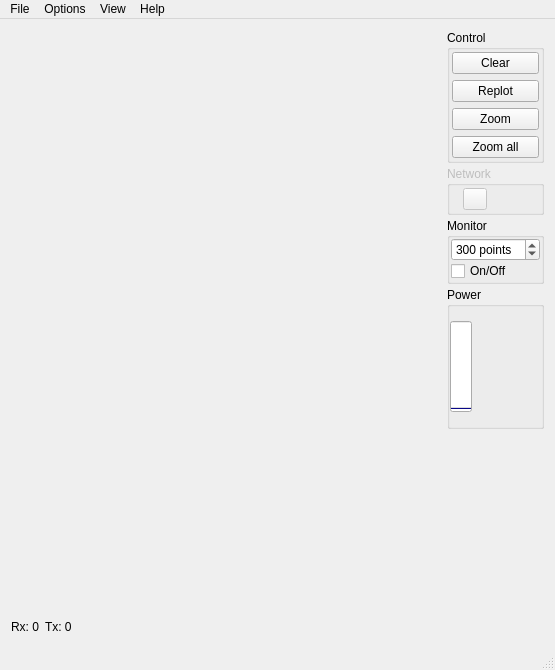
Qt form src/qlabnetview/mainwindow.ui (uazure/qlabnetview) before a commit.
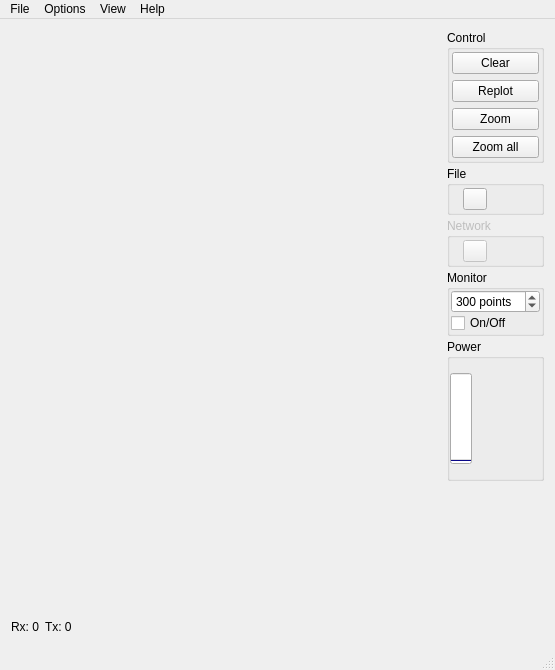
The same form after that commit. Icons and pictures are not drawn.

The edit to the form file:
```diff
--- a/src/qlabnetview/mainwindow.ui
+++ b/src/qlabnetview/mainwindow.ui
@@ -76,6 +76,61 @@
         </layout>
        </widget>
       </item>
+      <item>
+       <widget class="QGroupBox" name="groupBox_2">
+        <property name="title">
+         <string>File</string>
+        </property>
+        <layout class="QHBoxLayout" name="horizontalLayout_3">
+         <property name="margin">
+          <number>2</number>
+         </property>
+         <item>
+          <layout class="QHBoxLayout" name="horizontalLayout_4">
+           <item>
+            <widget class="QPushButton" name="pushButton">
+             <property name="maximumSize">
+              <size>
+               <width>24</width>
+               <height>24</height>
+              </size>
+             </property>
+             <property name="text">
+              <string/>
+             </property>
+             <property name="icon">
+              <iconset resource="../../icons.qrc">
+               <normaloff>:/icons/refresh</normaloff>:/icons/refresh</iconset>
+             </property>
+             <property name="iconSize">
+              <size>
+               <width>16</width>
+               <height>16</height>
+              </size>
+             </property>
+            </widget>
+           </item>
+           <item>
+            <spacer name="horizontalSpacer_3">
+             <property name="orientation">
+              <enum>Qt::Horizontal</enum>
+             </property>
+             <property name="sizeType">
+              <enum>QSizePolicy::Minimum</enum>
+             </property>
+             <property name="sizeHint" stdset="0">
+              <size>
+               <width>40</width>
+               <height>20</height>
+              </size>
+             </property>
+            </spacer>
+           </item>
+          </layout>
+         </item>
+        </layout>
+       </widget>
+      </item>
       <item>
        <widget class="QGroupBox" name="networkGroupBox">
         <property name="enabled">
```
Left out of the diff: 25 changed lines with no effect on the pictures.
